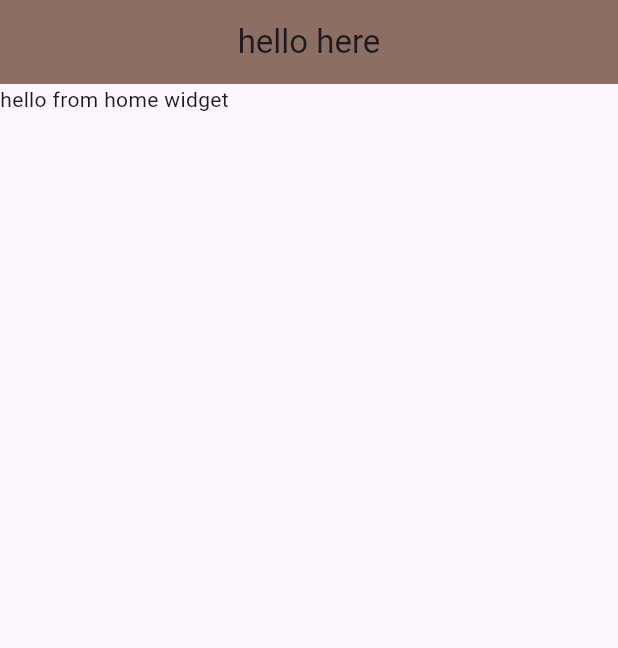
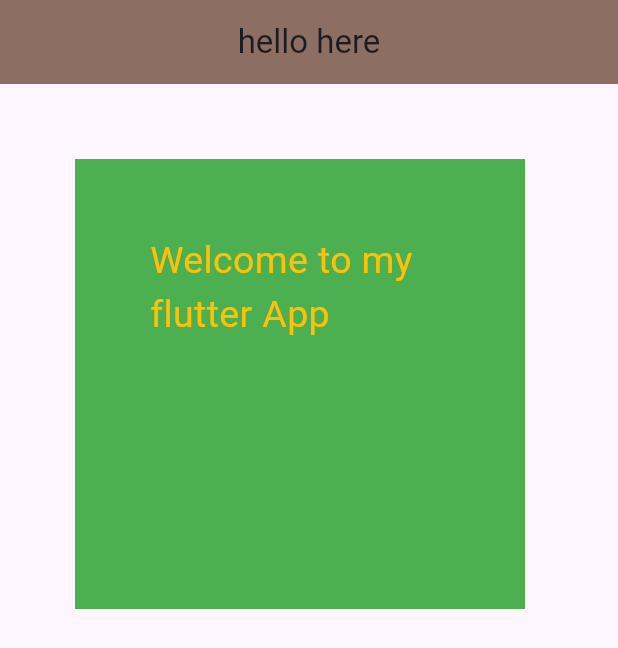
Before and after one commit to wesam196/first-Flutter, a Flutter app: the screen it shows after launch, on a phone screen of 412 x 824 dp. Shown: the top 648 px of the screen. Run offline on Flutter 3.47's test engine with Material 3 defaults, Android fonts, the phone set to English and light mode, and no system bars.

Commit message:
create container

```diff
--- a/lib/main.dart
+++ b/lib/main.dart
@@ -18,8 +18,27 @@ void main() {
 class Home extends StatelessWidget {
   const Home({super.key});
 
+
   @override
   Widget build(BuildContext context) {
-    return const Text("hello from home widget");
+    return   Container(
+      color: Colors.green,
+      width: 300,
+      height: 300,
+      margin: EdgeInsets.all(50),
+      padding: EdgeInsets.all(50),
+      child: (
+        Text("Welcome to my flutter App",style: TextStyle(
+          color: Colors.amber,
+          fontSize: 25,
+
+          ),
+           )
+      ),
+
+
+    );
   }
+
+
 }
```
